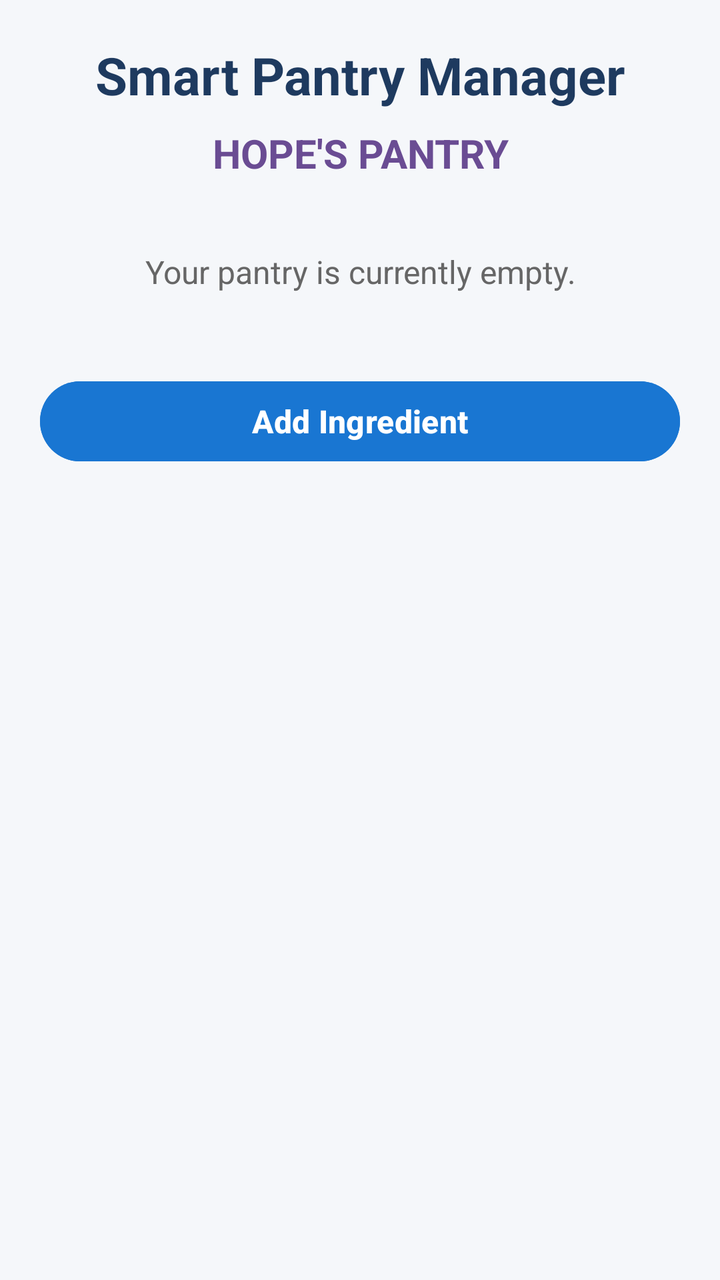
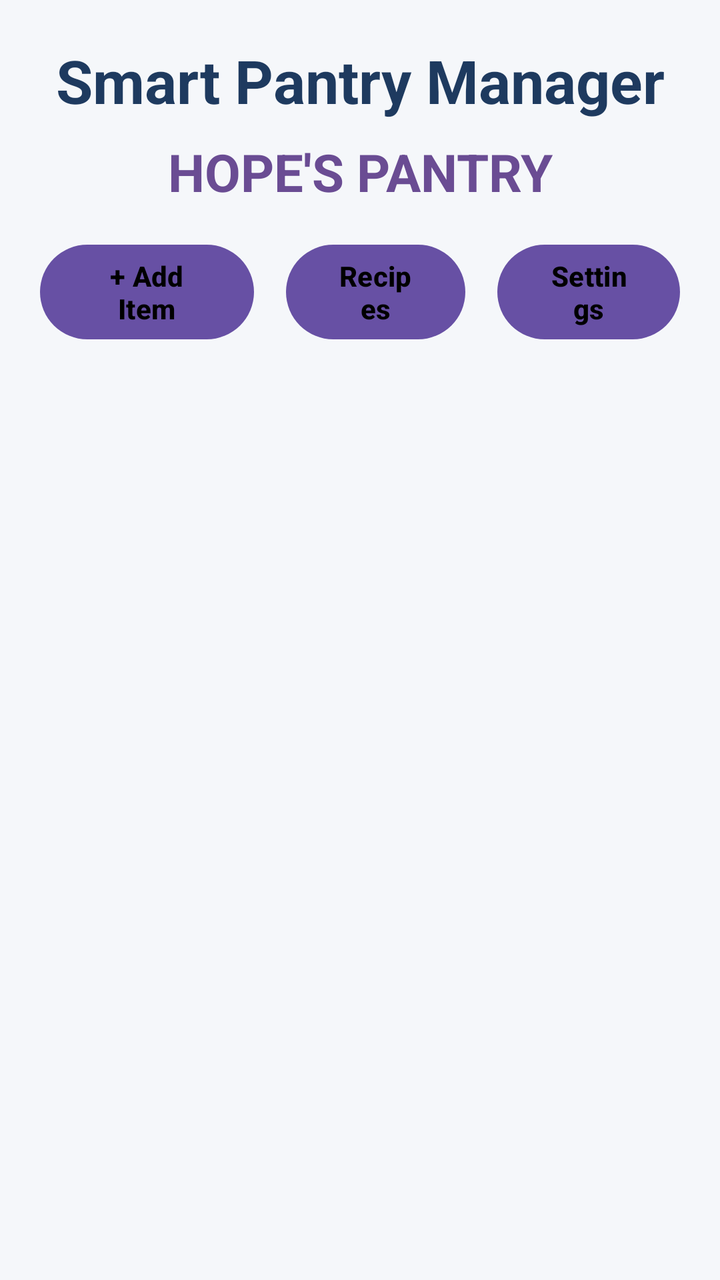

The first picture is an Android layout as it rendered before a commit; the second is the same layout after the commit. The layout source and the unified diff follow.
<!-- AndroidManifest.xml: application theme Theme.Smart_Pantry_Manager_Assignment -->
<!-- res/layout/activity_main.xml -->
<?xml version="1.0" encoding="utf-8"?>
<LinearLayout
    xmlns:android="http://schemas.android.com/apk/res/android"
    android:layout_width="match_parent"
    android:layout_height="match_parent"
    android:orientation="vertical"
    android:padding="20dp"
    android:background="#F5F7FA">

    <TextView
        android:id="@+id/appTitle"
        android:layout_width="match_parent"
        android:layout_height="wrap_content"
        android:text="Smart Pantry Manager"
        android:textSize="26sp"
        android:textStyle="bold"
        android:textColor="#1E3A5F"
        android:gravity="center"
        android:layout_marginBottom="8dp" />

    <TextView
        android:id="@+id/pantryTitle"
        android:layout_width="match_parent"
        android:layout_height="wrap_content"
        android:text="HOPE'S PANTRY"
        android:textSize="20sp"
        android:textStyle="bold"
        android:gravity="center"
        android:textColor="#6A4C93"
        android:layout_marginBottom="15dp" />

    <TextView
        android:id="@+id/emptyPantryMessage"
        android:layout_width="match_parent"
        android:layout_height="wrap_content"
        android:text="Your pantry is currently empty."
        android:textSize="16sp"
        android:textColor="#666666"
        android:gravity="center"
        android:padding="20dp" />

    <Button
        android:id="@+id/addIngredientButton"
        android:layout_width="match_parent"
        android:layout_height="wrap_content"
        android:text="Add Ingredient"
        android:textSize="16sp"
        android:textStyle="bold"
        android:textColor="#FFFFFF"
        android:backgroundTint="#1976D2"
        android:layout_marginTop="20dp" />


</LinearLayout>
<!-- resources referenced by this layout -->
<resources>
  <style name="Theme.Smart_Pantry_Manager_Assignment" parent="Base.Theme.Smart_Pantry_Manager_Assignment" />
  <style name="Base.Theme.Smart_Pantry_Manager_Assignment" parent="Theme.Material3.DayNight.NoActionBar">
          
          
      </style>
</resources>

<!-- the commit's change to res/layout/activity_main.xml (unified diff, before → after) -->
@@ -12,7 +12,7 @@
         android:layout_width="match_parent"
         android:layout_height="wrap_content"
         android:text="Smart Pantry Manager"
-        android:textSize="26sp"
+        android:textSize="30sp"
         android:textStyle="bold"
         android:textColor="#1E3A5F"
         android:gravity="center"
@@ -23,32 +23,70 @@
         android:layout_width="match_parent"
         android:layout_height="wrap_content"
         android:text="HOPE'S PANTRY"
-        android:textSize="20sp"
+        android:textSize="26sp"
         android:textStyle="bold"
         android:gravity="center"
         android:textColor="#6A4C93"
         android:layout_marginBottom="15dp" />
 
+    <LinearLayout
+        android:layout_width="match_parent"
+        android:layout_height="wrap_content"
+        android:orientation="horizontal"
+        android:weightSum="3"
+        android:paddingBottom="12dp">
+
+        <Button
+            android:id="@+id/addIngredientButton"
+            android:layout_width="wrap_content"
+            android:layout_height="wrap_content"
+            android:layout_weight="1"
+            android:layout_marginEnd="8dp"
+            android:textSize="14sp"
+            android:text="+ Add Item"
+            android:textColor="#000000"
+            android:textStyle="bold"/>
+
+        <Button
+            android:id="@+id/suggestRecipesButton"
+            android:layout_width="wrap_content"
+            android:layout_height="wrap_content"
+            android:layout_weight="1"
+            android:layout_marginStart="8dp"
+            android:layout_marginEnd="8dp"
+            android:textSize="14sp"
+            android:text="Recipes"
+            android:textColor="#000000"
+            android:textStyle="bold"/>
+
+        <Button
+            android:id="@+id/settingsButton"
+            android:layout_width="wrap_content"
+            android:layout_height="wrap_content"
+            android:layout_weight="1"
+            android:layout_marginStart="8dp"
+            android:textSize="14sp"
+            android:text="Settings"
+            android:textColor="#000000"
+            android:textStyle="bold"/>
+    </LinearLayout>
+
     <TextView
         android:id="@+id/emptyPantryMessage"
         android:layout_width="match_parent"
         android:layout_height="wrap_content"
-        android:text="Your pantry is currently empty."
+        android:text="Your pantry is empty. Click '+ Add Item' to populate your pantry."
+        android:visibility="gone"
+        android:textStyle="bold"
         android:textSize="16sp"
-        android:textColor="#666666"
+        android:textColor="#2C096B"
         android:gravity="center"
         android:padding="20dp" />
 
-    <Button
-        android:id="@+id/addIngredientButton"
+    <ListView
+        android:id="@+id/pantryListView"
         android:layout_width="match_parent"
-        android:layout_height="wrap_content"
-        android:text="Add Ingredient"
-        android:textSize="16sp"
-        android:textStyle="bold"
-        android:textColor="#FFFFFF"
-        android:backgroundTint="#1976D2"
-        android:layout_marginTop="20dp" />
-
+        android:layout_height="789dp"
+        android:layout_weight="1" />
 
 </LinearLayout>
